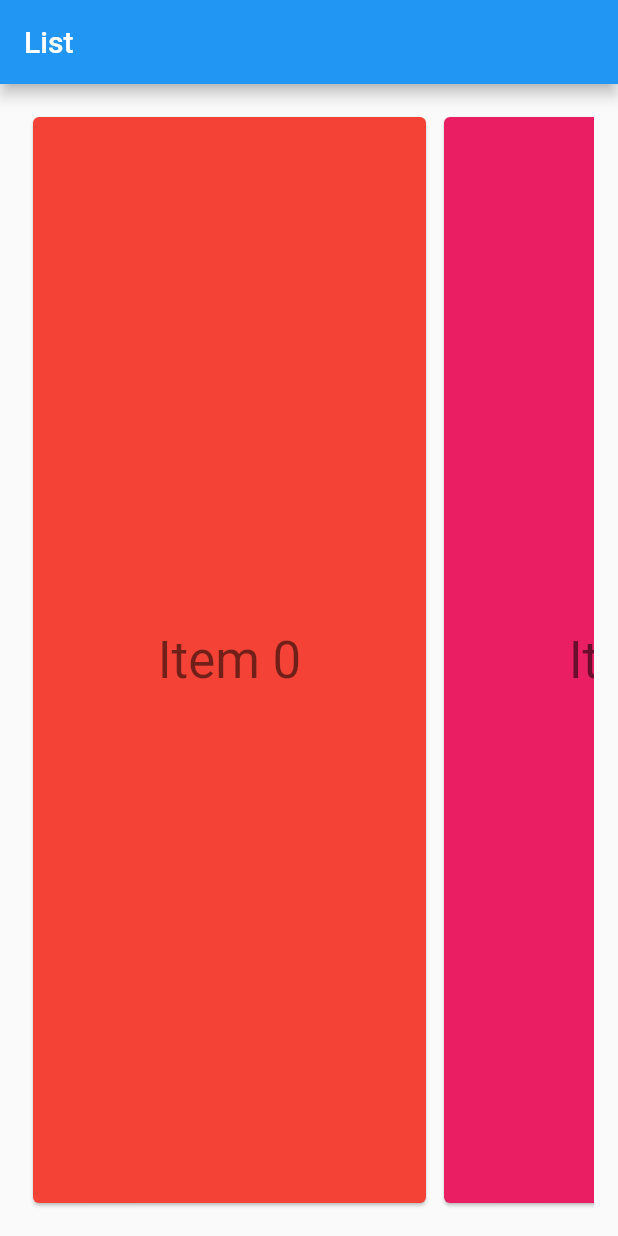
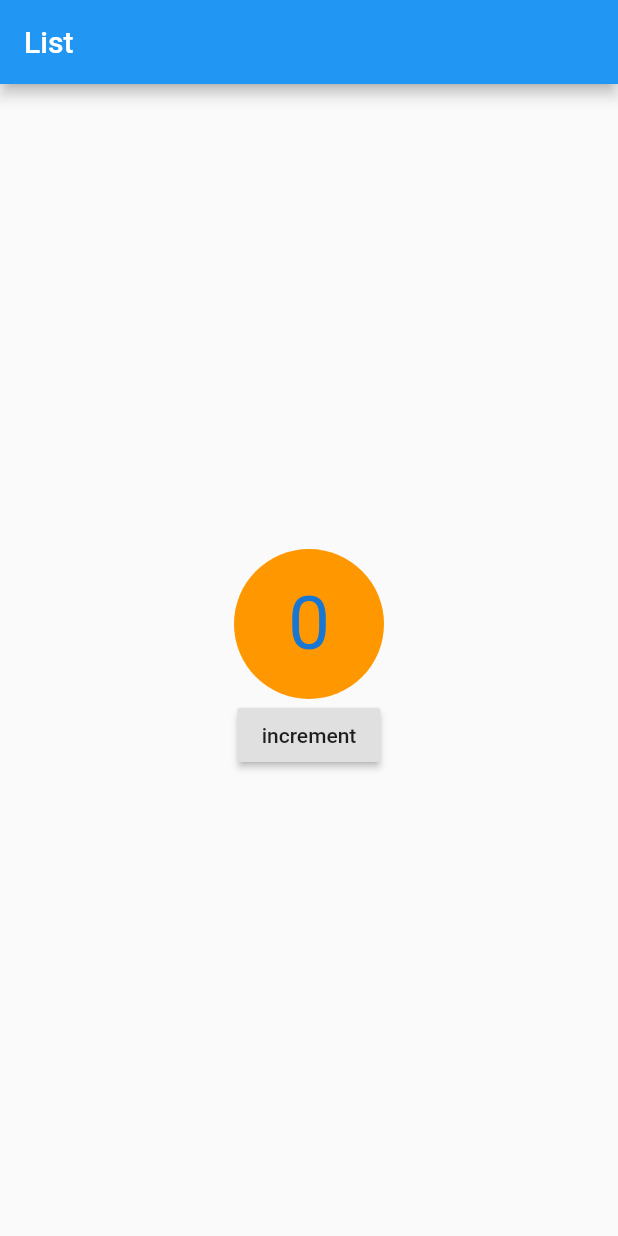
Before and after one commit to Joffrey2378/playground_app, a Flutter app: the screen it shows after launch, on a phone screen of 412 x 824 dp. Run offline on Flutter 3.47's test engine with Material 2 defaults, Android fonts, the phone set to English and light mode, and no system bars.

Commit message:
Animation investigations, trying to implement counter effect

```diff
--- /dev/null
+++ b/lib/counter/counter_page.dart
@@ -0,0 +1,85 @@
+import 'package:flutter/material.dart';
+
+class CounterPage extends StatefulWidget {
+  @override
+  _CounterPageState createState() => _CounterPageState();
+}
+
+class _CounterPageState extends State<CounterPage> with SingleTickerProviderStateMixin {
+  AnimationController controller;
+  Animation colorAnimation;
+  Animation sizeAnimation;
+  Animation<double> slideAnimation;
+
+  int count = 0;
+
+  @override
+  void initState() {
+    super.initState();
+    controller = AnimationController(vsync: this, duration: Duration(milliseconds: 500));
+
+    // Defining both color and size animations
+    colorAnimation =
+        ColorTween(begin: Colors.black, end: Colors.white).animate(controller);
+    sizeAnimation = Tween<double>(begin: 50.0, end: 90.0).animate(controller);
+    slideAnimation = kAlwaysCompleteAnimation;
+
+    // Rebuilding the screen when animation goes ahead
+    controller.addListener(() {
+      setState(() {});
+    });
+
+    // Repeat the animation after finish
+//    controller.repeat();
+
+    //For single time
+    //controller.forward()
+
+    //Reverses the animation instead of starting it again and repeats
+//    controller.repeat(reverse: true);
+  }
+
+  @override
+  void dispose() {
+    controller.dispose();
+    super.dispose();
+  }
+
+  @override
+  Widget build(BuildContext context) {
+    return Scaffold(
+      body: Center(
+        child: Column(
+          mainAxisAlignment: MainAxisAlignment.center,
+          children: <Widget>[
+            CircleAvatar(
+                backgroundColor: Colors.orange,
+                radius: 50.0,
+                child: Center(
+                  child: RotationTransition(
+                    alignment: Alignment.center,
+                    turns: controller,
+//                    position: slideAnimation
+//                        .drive(Tween(begin: Offset(0.0, -5.0), end: Offset(0.0, 0.0))),
+                    child: Text(
+                      '$count',
+                      style: TextStyle(
+                        fontSize: 50.0,
+//                        color: colorAnimation.value,
+                      ),
+                    ),
+                  ),
+                )),
+            RaisedButton(
+                child: Text('increment'),
+                onPressed: () {
+                  setState(() {
+                    controller.forward().then((_) => count++);
+                  });
+                })
+          ],
+        ),
+      ),
+    );
+  }
+}
--- a/lib/main.dart
+++ b/lib/main.dart
@@ -1,6 +1,5 @@
 import 'package:flutter/material.dart';
-
-import 'animated_list.dart';
+import 'package:testing_app/counter/counter_page.dart';
 
 void main() => runApp(new MyApp());
 
@@ -13,7 +12,7 @@ class MyApp extends StatelessWidget {
             appBar: new AppBar(
               title: Text("List"),
             ),
-            body: AnimatedListSample()
+            body: CounterPage()
 //        GridWidget(inputList: <TwoFieldsObject>[
 //          TwoFieldsObject('Cool!', 'one'),
 //          TwoFieldsObject('Awesome!', 'two'),
--- a/pubspec.yaml
+++ b/pubspec.yaml
@@ -24,6 +24,7 @@ dependencies:
   # Use with the CupertinoIcons class for iOS style icons.
   cupertino_icons: ^0.1.2
   english_words: ^3.1.0
+  animated_text_kit: ^1.3.1
 
 dev_dependencies:
   flutter_test:
```
Also changed, not shown: lib/counter/animated_count_value.dart (added, +196 -0 lines), lib/counter/counter_animation.dart (added, +51 -0 lines), pubspec.lock.
